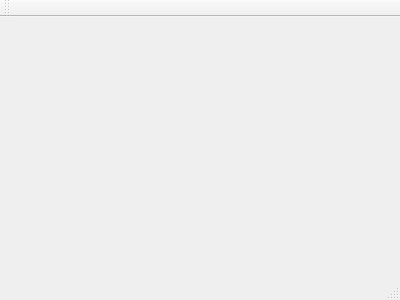
First picture: the form in mainwindow.ui, repository khaledWM/Comp-3004-P30, before the edit.
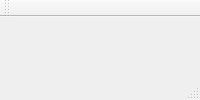
Second picture: the form after the edit.

```diff
--- a/mainwindow.ui
+++ b/mainwindow.ui
@@ -2,14 +2,6 @@
 <ui version="4.0">
  <class>MainWindow</class>
  <widget class="QMainWindow" name="MainWindow">
-  <property name="geometry">
-   <rect>
-    <x>0</x>
-    <y>0</y>
-    <width>400</width>
-    <height>300</height>
-   </rect>
-  </property>
   <property name="windowTitle">
    <string>MainWindow</string>
   </property>
```
Left out of the diff: 2 changed lines with no effect on the pictures.
